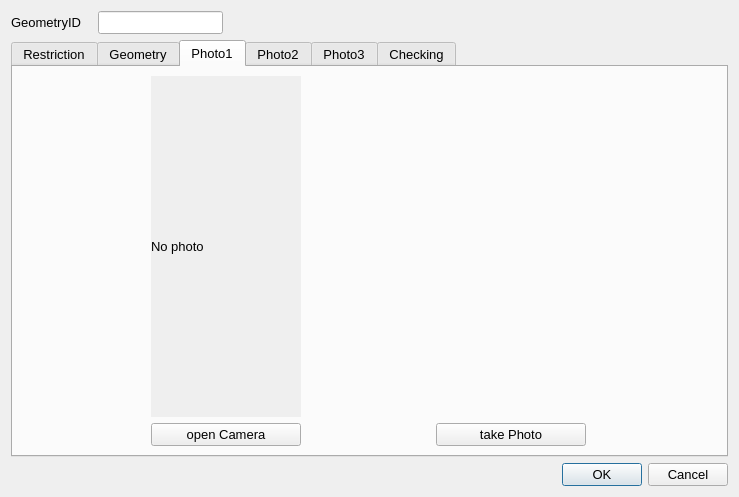
First picture: the form in ui/CrossingPoints.ui, repository tlh22/restrictionsWithGNSS, before the edit.
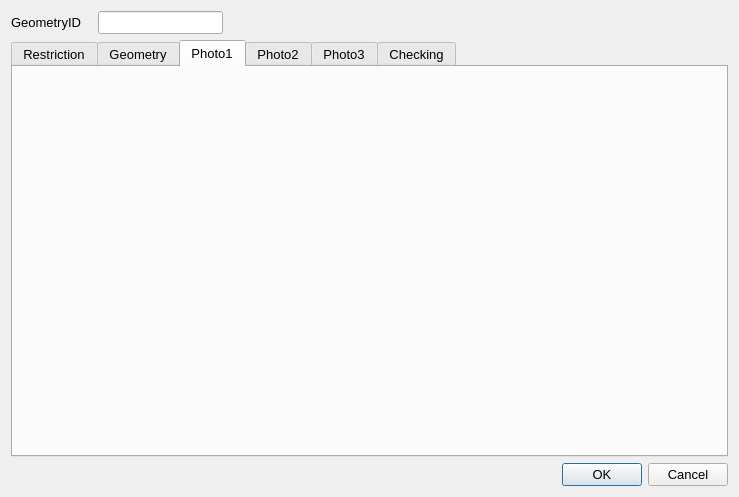
Second picture: the form after the edit. The open tabs and pages were chosen to show the change. Icons and pictures are not drawn.

Diff of the .ui file:
```diff
--- a/ui/CrossingPoints.ui
+++ b/ui/CrossingPoints.ui
@@ -309,79 +309,7 @@
       <attribute name="title">
        <string>Photo1</string>
       </attribute>
-      <layout class="QGridLayout" name="gridLayout_2">
-       <item row="1" column="0">
-        <widget class="QPushButton" name="startCamera1">
-         <property name="maximumSize">
-          <size>
-           <width>150</width>
-           <height>16777215</height>
-          </size>
-         </property>
-         <property name="text">
-          <string>open Camera</string>
-         </property>
-         <property name="icon">
-          <iconset>
-           <normaloff>../../../../PC18-26 Carnegie Library Lambeth/Mapping/Templates/camara_foto.png</normaloff>../../../../PC18-26 Carnegie Library Lambeth/Mapping/Templates/camara_foto.png</iconset>
-         </property>
-         <property name="checkable">
-          <bool>true</bool>
-         </property>
-         <property name="autoDefault">
-          <bool>false</bool>
-         </property>
-         <property name="default">
-          <bool>false</bool>
-         </property>
-        </widget>
-       </item>
-       <item row="1" column="2">
-        <widget class="QPushButton" name="getPhoto1">
-         <property name="maximumSize">
-          <size>
-           <width>150</width>
-           <height>16777215</height>
-          </size>
-         </property>
-         <property name="text">
-          <string>take Photo</string>
-         </property>
-         <property name="icon">
-          <iconset>
-           <normaloff>../../../../PC18-26 Carnegie Library Lambeth/Mapping/Templates/take-photo-icon-21.jpg</normaloff>../../../../PC18-26 Carnegie Library Lambeth/Mapping/Templates/take-photo-icon-21.jpg</iconset>
-         </property>
-         <property name="checkable">
-          <bool>false</bool>
-         </property>
-         <property name="autoDefault">
-          <bool>false</bool>
-         </property>
-        </widget>
-       </item>
-       <item row="0" column="0">
-        <widget class="QLabel" name="Photo_Widget_01">
-         <property name="sizePolicy">
-          <sizepolicy hsizetype="Fixed" vsizetype="Fixed">
-           <horstretch>0</horstretch>
-           <verstretch>0</verstretch>
-          </sizepolicy>
-         </property>
-         <property name="maximumSize">
-          <size>
-           <width>640</width>
-           <height>480</height>
-          </size>
-         </property>
-         <property name="autoFillBackground">
-          <bool>true</bool>
-         </property>
-         <property name="text">
-          <string>No photo</string>
-         </property>
-        </widget>
-       </item>
-      </layout>
+      <layout class="QGridLayout" name="gridLayout_2"/>
      </widget>
      <widget class="QWidget" name="PhotoTab_02">
       <attribute name="title">
```
Left out of the diff: 142 changed lines with no effect on the pictures.
